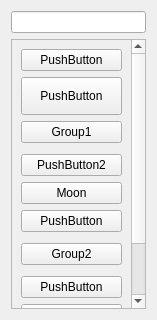
The window that QtCreator/QtWidgetBasic/toolbox/toolbox.ui (rojarsmith/lab) describes before a commit, drawn with Qt 5.
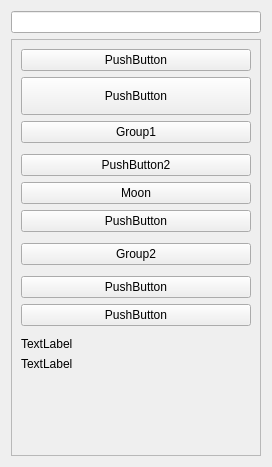
The same window after the commit. Custom widgets are drawn as their Qt base class.

```diff
--- a/QtCreator/QtWidgetBasic/toolbox/toolbox.ui
+++ b/QtCreator/QtWidgetBasic/toolbox/toolbox.ui
@@ -6,8 +6,8 @@
    <rect>
     <x>0</x>
     <y>0</y>
-    <width>157</width>
-    <height>320</height>
+    <width>272</width>
+    <height>467</height>
    </rect>
   </property>
   <property name="windowTitle">
@@ -27,8 +27,8 @@
        <rect>
         <x>0</x>
         <y>0</y>
-        <width>123</width>
-        <height>346</height>
+        <width>248</width>
+        <height>414</height>
        </rect>
       </property>
       <layout class="QVBoxLayout" name="verticalLayout_2">
```
